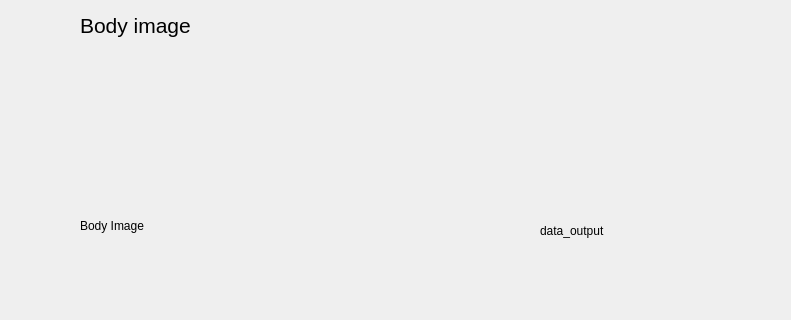
Qt form image_capture/GUI/acquire_images_gui.ui (jheissb/W251---Final-project-Weight-watchers) before a commit; both pictures show x 480 to 1271 and y 0 to 320 of the 1271 by 926 pixel window.
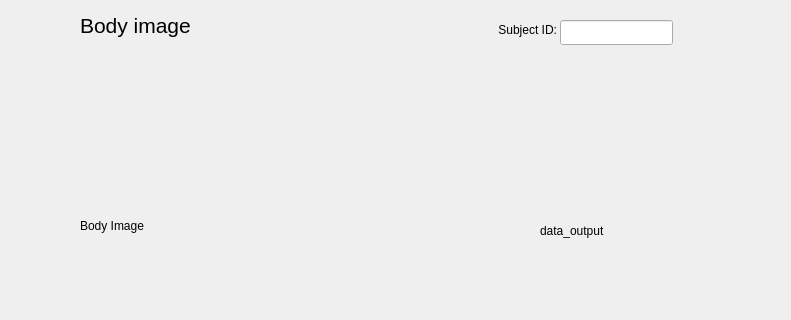
The same form after that commit. Custom widgets are drawn as their Qt base class.

Diff of the .ui file:
```diff
--- a/image_capture/GUI/acquire_images_gui.ui
+++ b/image_capture/GUI/acquire_images_gui.ui
@@ -62,7 +62,7 @@
     <rect>
      <x>560</x>
      <y>10</y>
-     <width>121</width>
+     <width>171</width>
      <height>31</height>
     </rect>
    </property>
@@ -1097,6 +1097,32 @@
     <string>Quit</string>
    </property>
   </widget>
+  <widget class="QLineEdit" name="lineEdit">
+   <property name="geometry">
+    <rect>
+     <x>1040</x>
+     <y>20</y>
+     <width>113</width>
+     <height>25</height>
+    </rect>
+   </property>
+  </widget>
+  <widget class="QLabel" name="label_5">
+   <property name="geometry">
+    <rect>
+     <x>926</x>
+     <y>20</y>
+     <width>111</width>
+     <height>20</height>
+    </rect>
+   </property>
+   <property name="text">
+    <string>Subject ID:</string>
+   </property>
+   <property name="alignment">
+    <set>Qt::AlignRight|Qt::AlignTrailing|Qt::AlignVCenter</set>
+   </property>
+  </widget>
  </widget>
  <customwidgets>
   <customwidget>
```
